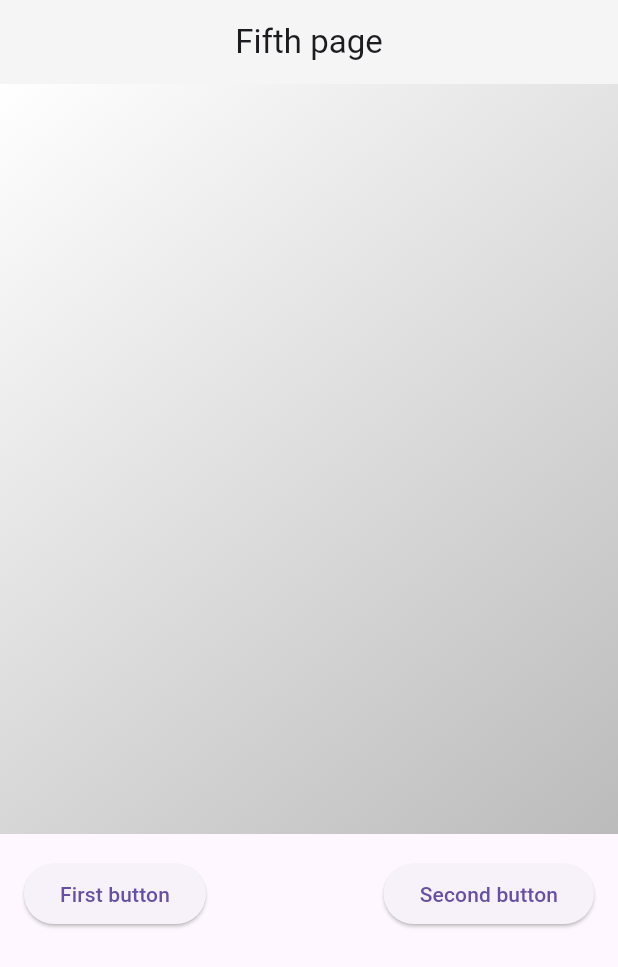
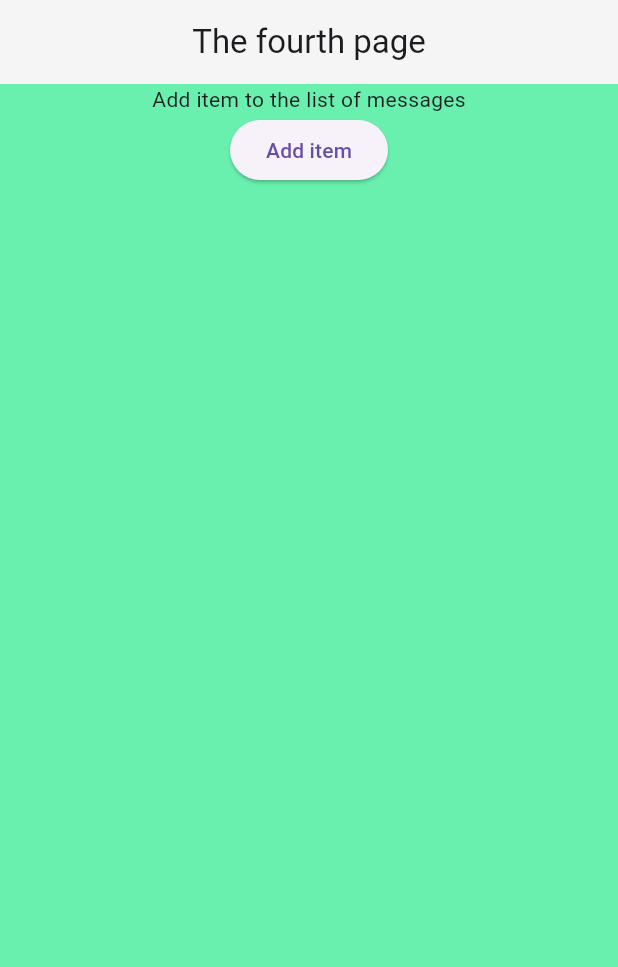
Before and after one commit to lucorn/flutter_layouts, a Flutter app: the screen it shows after launch, on a phone screen of 412 x 824 dp. Shown: the top 967 px of the screen. Run offline on Flutter 3.47's test engine with Material 3 defaults, Android fonts, the light colour scheme and no system bars; our stand-ins replace badges; missing offline and left inert: chatview.

Commit message:
refactor pages with message lists

```diff
--- a/lib/main.dart
+++ b/lib/main.dart
@@ -1,8 +1,8 @@
 import 'package:flutter/material.dart';
 import 'package:flutter_layouts/pages/fifth_page.dart';
 import 'package:flutter_layouts/pages/first_page.dart';
-import 'package:flutter_layouts/pages/fourth_page.dart';
-import 'package:flutter_layouts/pages/second_page.dart';
+import 'package:flutter_layouts/pages/two_pages_with_messages.dart';
+import 'package:flutter_layouts/pages/two_pages_with_chatview.dart';
 import 'package:flutter_layouts/pages/third_page.dart';
 
 void main() {
@@ -20,13 +20,15 @@ class MyApp extends StatelessWidget {
           useMaterial3: true,
           primarySwatch: Colors.purple,
         ),
-        initialRoute: '/fifth',
+        initialRoute: '/twopageswithmessages',
         showPerformanceOverlay: false,
         routes: {
           '/first': (context) => const FirstPage(),
-          '/second': (context) => const SecondPage(),
+          '/twopageswithchatview': (context) =>
+              const TwoPagesWithChatViewPage(),
           '/third': (context) => ThirdPage(),
-          '/fourth': (context) => const FourthPage(),
+          '/twopageswithmessages': (context) =>
+              const TwoPagesWithMessagesPage(),
           '/fifth': (context) => const FifthPage(),
         });
   }
--- a/lib/pages/fourth_page.dart
+++ b/lib/pages/two_pages_with_messages.dart
@@ -1,17 +1,32 @@
 import 'package:flutter/material.dart';
-import 'package:flutter/widgets.dart';
 
-class FourthPage extends StatefulWidget {
-  const FourthPage({super.key});
+class TwoPagesWithMessagesPage extends StatefulWidget {
+  const TwoPagesWithMessagesPage({super.key});
 
   @override
-  State<FourthPage> createState() => _FourthPageState();
+  State<TwoPagesWithMessagesPage> createState() =>
+      _TwoPagesWithMessagesPageState();
 }
 
-class _FourthPageState extends State<FourthPage> {
+class _TwoPagesWithMessagesPageState extends State<TwoPagesWithMessagesPage> {
+  late List<String> messages;
+  int lastMessageId = 100;
+
+  @override
+  initState() {
+    super.initState();
+    messages = List<String>.generate(100, (index) => 'Item ${index + 1}');
+  }
+
   @override
   void dispose() {
     super.dispose();
+  }
+
+  void addMessage() {
+    setState(() {
+      messages.add('Item ${++lastMessageId}');
+    });
   }
 
   @override
@@ -22,14 +37,34 @@ class _FourthPageState extends State<FourthPage> {
         centerTitle: true,
         backgroundColor: Colors.grey[100],
       ),
-      body: const FutureListView(),
+      body: PageView(
+        children: [
+          Container(
+            color: Colors.greenAccent,
+            child: Column(
+              children: [
+                const Text('Add item to the list of messages'),
+                ElevatedButton(
+                  onPressed: () {
+                    addMessage();
+                  },
+                  child: const Text('Add item'),
+                ),
+              ],
+            ),
+          ),
+          FutureListView(messages: messages),
+        ],
+      ),
     );
   }
 }
 
 class FutureListView extends StatefulWidget {
+  final List<String> messages;
   const FutureListView({
     super.key,
+    required this.messages,
   });
 
   @override
@@ -43,12 +78,13 @@ class _FutureListViewState extends State<FutureListView>
   Future<List<String>> fetchData() async {
     // Simulate a network call.
     await Future.delayed(const Duration(milliseconds: 600));
-    return List<String>.generate(100, (index) => 'Item ${index + 1}');
+    return widget.messages;
   }
 
   @override
   Widget build(BuildContext context) {
-    print('building the FutureListView');
+    super.build(context);
+    debugPrint('building the FutureListView');
     return FutureBuilder<List<String>>(
       future: fetchData(),
       builder: (context, snapshot) {
--- a/pubspec.yaml
+++ b/pubspec.yaml
@@ -37,6 +37,7 @@ dependencies:
   cupertino_icons: ^1.0.6
   badges: ^3.1.2
   chatview: ^1.3.1
+  provider: ^6.1.2
 
 dev_dependencies:
   flutter_test:
```
Also changed, not shown: lib/pages/two_pages_with_chatview.dart (renamed from lib/pages/second_page.dart, +8 -9 lines), pubspec.lock.
